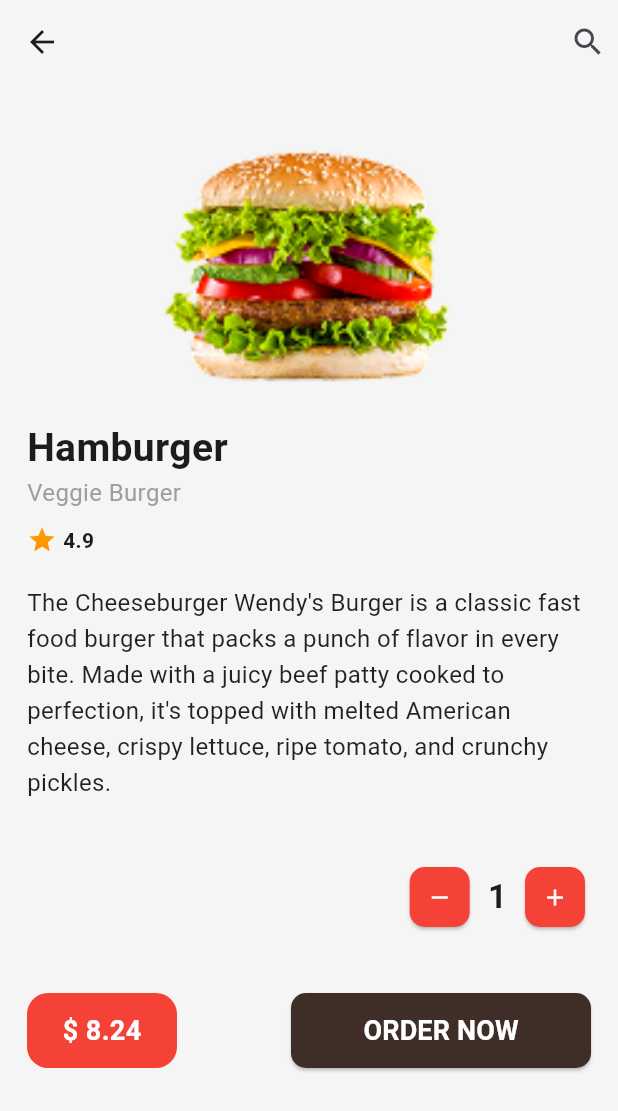
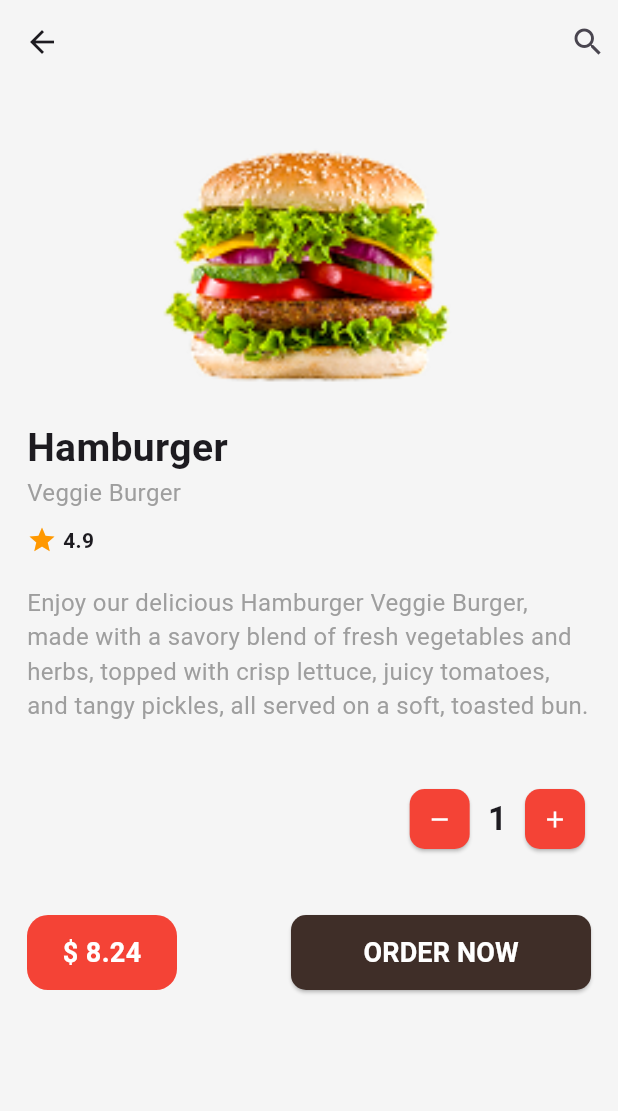
Before and after one commit to dev-shaon/Food-App, a Flutter app: the screen it shows after launch, after a tap on "Hamburger", on a phone screen of 412 x 824 dp. Shown: the top 1111 px of the screen. Run offline on Flutter 3.47's test engine with Material 3 defaults, Android fonts, the phone set to English and light mode, and no system bars.

Commit message:
Updated some wigets

```diff
--- a/lib/homeScreen.dart
+++ b/lib/homeScreen.dart
@@ -20,36 +20,42 @@ class _HomeScreenState extends State<HomeScreen> {
       "sub": "Wendy’s Burger",
       "rating": 4.9,
       "img": "assets/images/b1.png",
+      "discription":"The Cheeseburger Wendy's Burger is a classic fast food burger that packs a punch of flavor in every bite. Made with a juicy beef patty cooked to perfection, it's topped with melted American cheese, crispy lettuce, ripe tomato, and crunchy pickles.",
     },
     {
       "name": "Hamburger",
       "sub": "Veggie Burger",
       "rating": 4.9,
       "img": "assets/images/b2.png",
+      "discription":"Enjoy our delicious Hamburger Veggie Burger, made with a savory blend of fresh vegetables and herbs, topped with crisp lettuce, juicy tomatoes, and tangy pickles, all served on a soft, toasted bun.",
     },
     {
       "name": "Chicken Burger",
       "sub": "Chicken Burger",
       "rating": 4.8,
       "img": "assets/images/b3.png",
+      "discription":"Our chicken burger is a delicious and healthier alternative to traditional beef burgers, perfect for those looking for a lighter meal option. Try it today and experience the mouth-watering flavors of our Hamburger Chicken Burger!",
     },
     {
       "name": "Mutton Burger",
       "sub": "Wendy’s Burger",
       "rating": 4.7,
       "img": "assets/images/b4.png",
+      "discription":"Indulge in our crispy and savory Fried Chicken Burger, made with a juicy chicken patty, hand-breaded and deep-fried to perfection, served on a warm bun with lettuce, tomato, and a creamy sauce.",
     },
     {
       "name": "Crispy Burger",
       "sub": "Fried Chicken Burger",
       "rating": 4.6,
       "img": "assets/images/b1.png",
+      "discription":"Our chicken burger is a delicious and healthier alternative to traditional beef burgers, perfect for those looking for a lighter meal option. Try it today and experience the mouth-watering flavors of our Hamburger Chicken Burger!",
     },
     {
       "name": "BBQ Burger",
       "sub": "Fried Chicken Burger",
       "rating": 4.6,
       "img": "assets/images/b4.png",
+      "discription":"",
     },
   ];
 
@@ -64,7 +70,7 @@ class _HomeScreenState extends State<HomeScreen> {
         onPressed: () {
           print("Floating Button Pressed");
         },
-        child: const Icon(Icons.add, color: Colors.white),
+        child: const Icon(Icons.add, color: Colors.white,size: 30,),
         shape: RoundedRectangleBorder(borderRadius: BorderRadius.circular(26)),
       ),
       floatingActionButtonLocation: FloatingActionButtonLocation.centerDocked,
--- a/lib/product_Details_Screen.dart
+++ b/lib/product_Details_Screen.dart
@@ -3,7 +3,7 @@ import 'package:flutter/material.dart';
 class ProductDetailsScreen extends StatefulWidget {
   final Map<String, dynamic> product;
 
-  const ProductDetailsScreen({super.key, required this.product});
+const ProductDetailsScreen({super.key, required this.product});
 
   @override
   State<ProductDetailsScreen> createState() => _ProductDetailsScreenState();
@@ -68,13 +68,9 @@ class _ProductDetailsScreenState extends State<ProductDetailsScreen> {
             const SizedBox(height: 20),
 
             // food Description
-            const Text(
-              "The Cheeseburger Wendy's Burger is a classic fast food burger that packs a punch of flavor in every bite. Made with a juicy beef patty cooked to perfection, it's topped with melted American cheese, crispy lettuce, ripe tomato, and crunchy pickles.",
-              style: TextStyle(
-                fontSize: 16,
-                height: 1.5,
-                color: Colors.black87,
-              ),
+            Text(
+              widget.product["discription"],
+              style: const TextStyle(fontSize: 16, color: Colors.grey),
             ),
 
             const SizedBox(height: 40),
```
